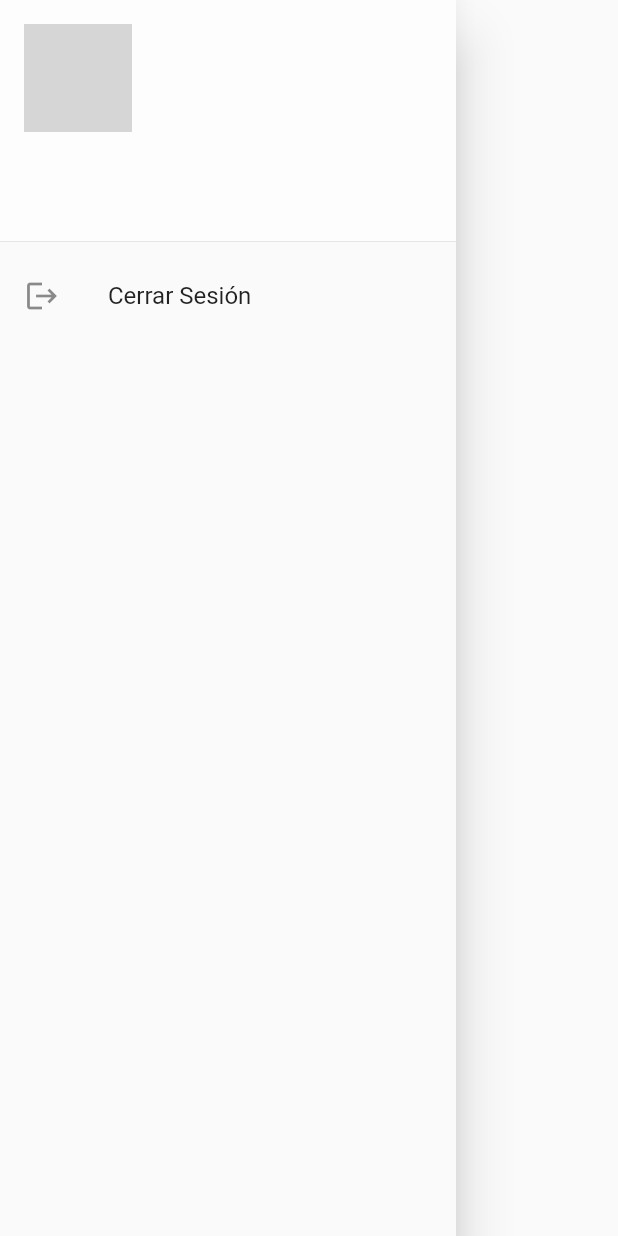
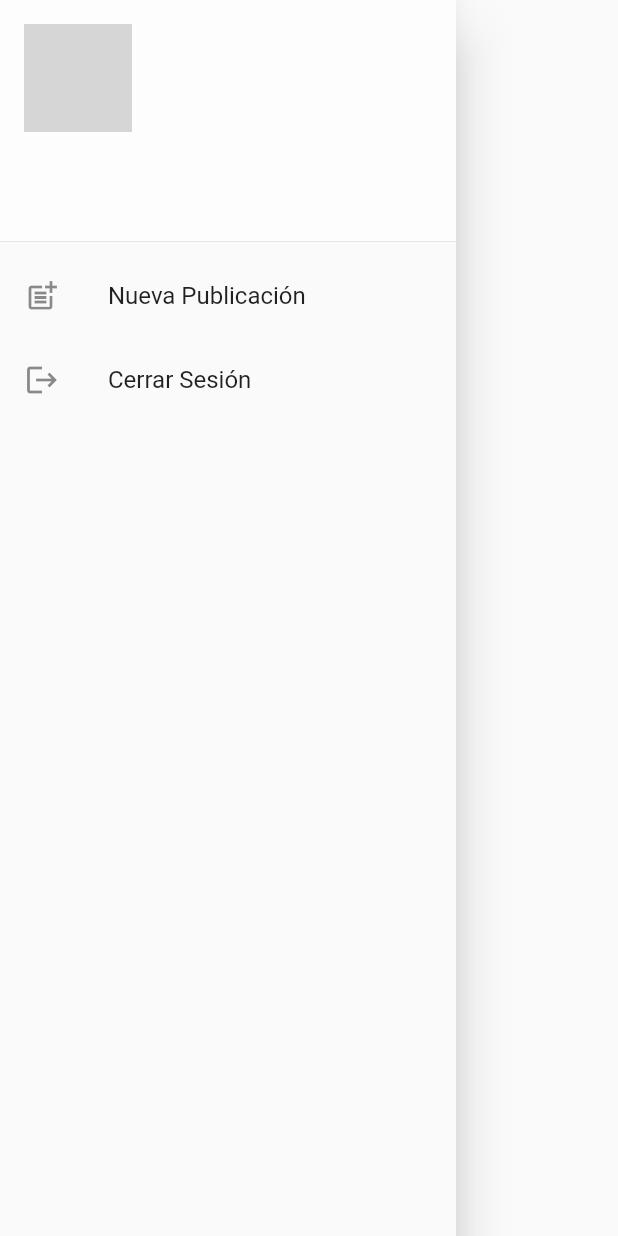
Before and after one commit to proyecto-II/ExchangeBooks-New, a Flutter app: the Drawers widget shown alone on an empty page, opened directly, on a phone screen of 412 x 824 dp. Run offline on Flutter 3.47's test engine with Material 2 defaults, Android fonts, the phone set to English and light mode, and no system bars; our stand-ins replace firebase_auth, firebase_core, flutter_dotenv, gap, google_nav_bar, google_sign_in and 1 more; missing offline and left inert: filter_list; accounts and stored records are empty; network calls fail; grey boxes are pictures that could not be loaded.

Commit message:
Se agrega en el Drawer la vista de NewPost

```diff
--- a/exchangebooks_ui/lib/widgets/drawer.dart
+++ b/exchangebooks_ui/lib/widgets/drawer.dart
@@ -33,6 +33,13 @@ class Drawers extends StatelessWidget {
             ),
           ),
           ListTile(
+            leading: const Icon(Icons.post_add),
+            title: const Text('Nueva Publicación'),
+            onTap: () {
+              Navigator.pushNamed(context, '/new_post');
+            },
+          ),
+          ListTile(
             leading: const Icon(Icons.logout),
             title: const Text('Cerrar Sesión'),
             onTap: () {
```
